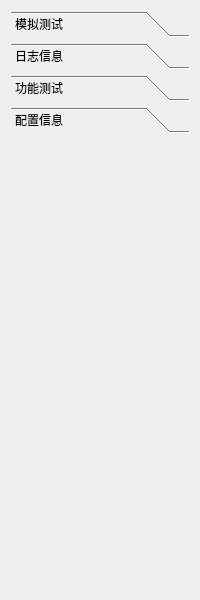
Old version of the form IDC_TestSystem/SI-PDU/toolbox/sitoolboxwid.ui in the repository ChinaClever/IDC_TestSystem.
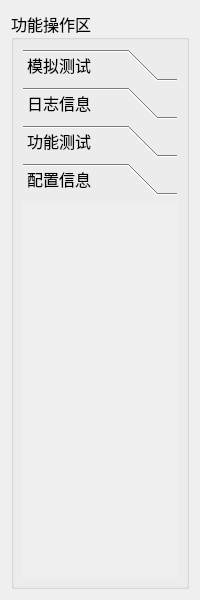
New version of the form. The open tabs and pages were chosen to show the change.

What changed in the file:
```diff
--- a/IDC_TestSystem/SI-PDU/toolbox/sitoolboxwid.ui
+++ b/IDC_TestSystem/SI-PDU/toolbox/sitoolboxwid.ui
@@ -15,6 +15,18 @@
   </property>
   <layout class="QGridLayout" name="gridLayout">
    <item row="0" column="0">
+    <widget class="QGroupBox" name="groupBox">
+     <property name="font">
+      <font>
+       <family>微软雅黑</family>
+       <pointsize>12</pointsize>
+      </font>
+     </property>
+     <property name="title">
+      <string>功能操作区</string>
+     </property>
+     <layout class="QGridLayout" name="gridLayout_2">
+      <item row="0" column="0">
     <widget class="QToolBox" name="toolBox">
      <property name="currentIndex">
       <number>0</number>
@@ -59,10 +71,21 @@
       </attribute>
      </widget>
      <widget class="QWidget" name="settingPage">
+         <property name="geometry">
+          <rect>
+           <x>0</x>
+           <y>0</y>
+           <width>162</width>
+           <height>446</height>
+          </rect>
+         </property>
       <attribute name="label">
        <string>配置信息</string>
       </attribute>
      </widget>
+       </widget>
+      </item>
+     </layout>
     </widget>
    </item>
   </layout>
```
Left out of the diff: 12 changed lines with no effect on the pictures. Lines whose indentation alone changed are shown as unchanged.
